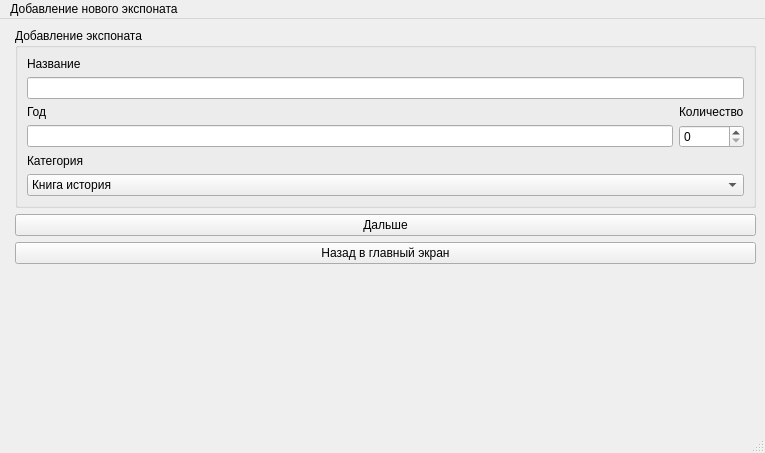
Before: the Qt Designer form addnewitem.ui in Mher55555/muzeynoedelo2, drawn with Qt 5.
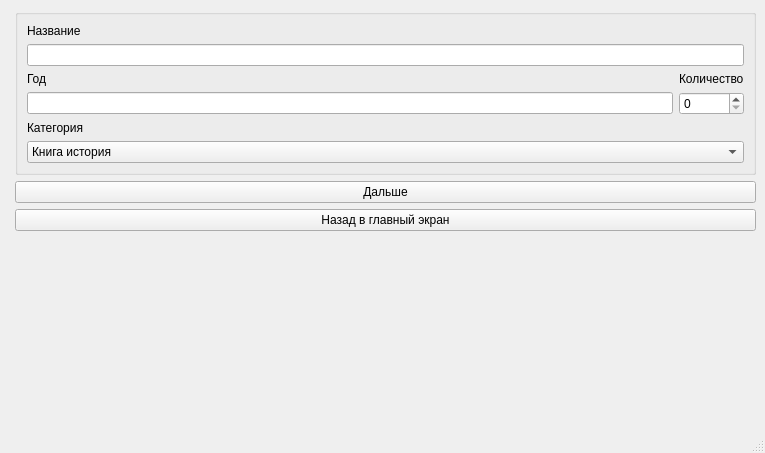
After: the same form once the commit is applied.

```diff
--- a/addnewitem.ui
+++ b/addnewitem.ui
@@ -18,15 +18,9 @@
     <item row="0" column="1">
      <widget class="QGroupBox" name="groupBox">
       <property name="title">
-       <string>Добавление экспоната</string>
+       <string/>
       </property>
       <layout class="QGridLayout" name="gridLayout">
-       <item row="3" column="0">
-        <widget class="QLineEdit" name="lineEdit_2"/>
-       </item>
-       <item row="3" column="1">
-        <widget class="QSpinBox" name="spinBox"/>
-       </item>
        <item row="5" column="0" colspan="2">
         <widget class="QComboBox" name="comboBox">
          <item>
@@ -51,12 +45,8 @@
          </item>
         </widget>
        </item>
-       <item row="2" column="1">
-        <widget class="QLabel" name="label_3">
-         <property name="text">
-          <string>Количество</string>
-         </property>
-        </widget>
+       <item row="3" column="1">
+        <widget class="QSpinBox" name="count"/>
        </item>
        <item row="4" column="0">
         <widget class="QLabel" name="label_4">
@@ -66,7 +56,17 @@
         </widget>
        </item>
        <item row="1" column="0" colspan="2">
-        <widget class="QLineEdit" name="lineEdit"/>
+        <widget class="QLineEdit" name="name"/>
+       </item>
+       <item row="3" column="0">
+        <widget class="QLineEdit" name="date"/>
+       </item>
+       <item row="2" column="1">
+        <widget class="QLabel" name="label_3">
+         <property name="text">
+          <string>Количество</string>
+         </property>
+        </widget>
        </item>
        <item row="0" column="0">
         <widget class="QLabel" name="label">
@@ -110,12 +110,6 @@
      <height>21</height>
     </rect>
    </property>
-   <widget class="QMenu" name="menu">
-    <property name="title">
-     <string>Добавление нового экспоната</string>
-    </property>
-   </widget>
-   <addaction name="menu"/>
   </widget>
   <widget class="QStatusBar" name="statusbar"/>
  </widget>
```
Left out of the diff: 26 changed lines with no effect on the pictures.
